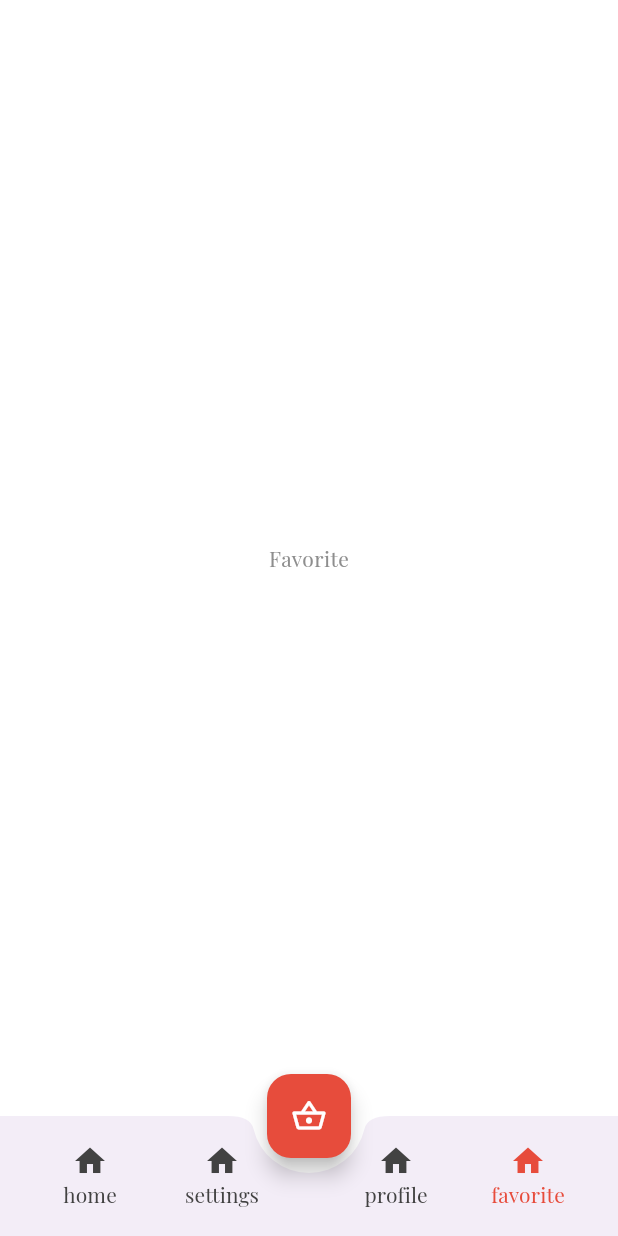
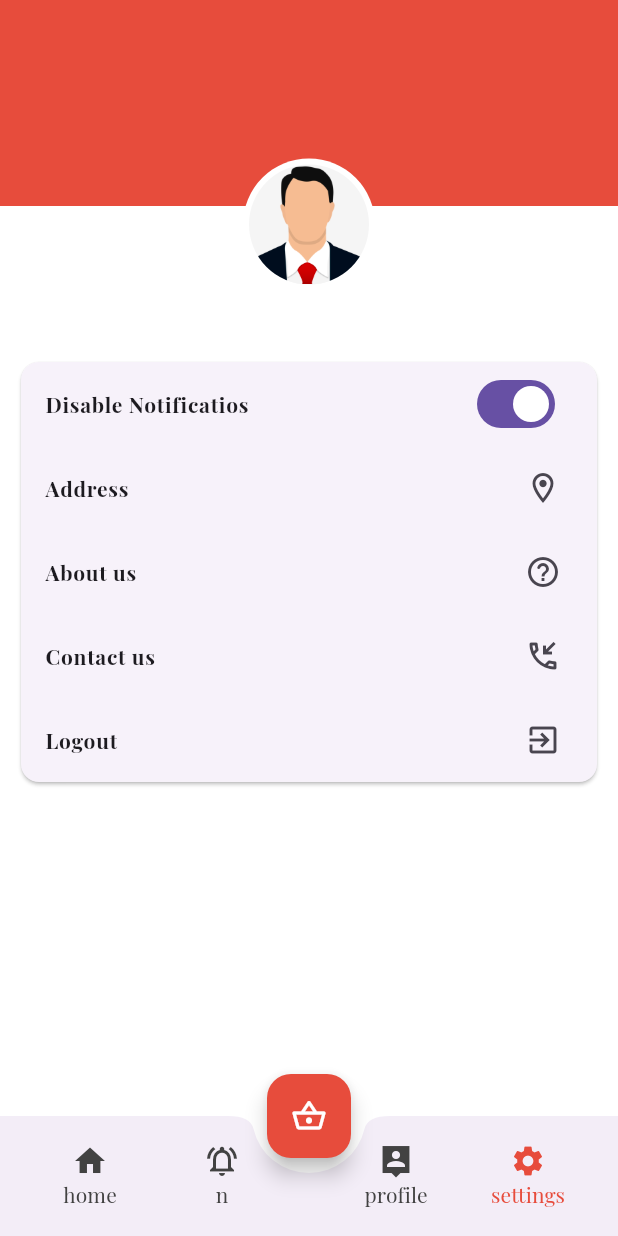
Before and after one commit to BedaouiKhalil/Ecommerce_flutter, a Flutter app: the HomeScreen screen opened by its route, item 4 of the bottom bar chosen, on a phone screen of 412 x 824 dp. Run offline on Flutter 3.47's test engine with Material 3 defaults, Android fonts, the phone set to English and light mode, and no system bars; our stand-ins replace cached_network_image, dartz, firebase_core, firebase_messaging, flutter_otp_text_field, flutter_svg and 3 more; accounts and stored records are empty; project files that could hold a hidden picture were left out.

Commit message:
feat (setting)

```diff
--- a/lib/controller/home_screen_controller.dart
+++ b/lib/controller/home_screen_controller.dart
@@ -1,6 +1,7 @@
-
 import 'package:ecommerce/view/screen/home.dart';
+import 'package:ecommerce/view/screen/settings.dart';
 import 'package:flutter/cupertino.dart';
+import 'package:flutter/material.dart';
 import 'package:get/get.dart';
 
 abstract class HomeScreenController extends GetxController {
@@ -20,18 +21,15 @@ class HomeScreenControllerImp extends HomeScreenController {
       mainAxisAlignment: MainAxisAlignment.center,
       children: [Center(child: Text("Profile"))],
     ),
-    Column(
-      mainAxisAlignment: MainAxisAlignment.center,
-      children: [Center(child: Text("Favorite"))],
-    )
+    Settings()
   ];
 
-  List  titleBottomAppBar = [
-    "home" ,
-    "settings" ,
-    "profile" ,
-    "favorite"
-  ] ;
+  List bottomappbar = [
+    {"title": "home", "icon": Icons.home},
+    {"title": "n", "icon": Icons.notifications_active_outlined},
+    {"title": "profile", "icon": Icons.person_pin_sharp},
+    {"title": "settings", "icon": Icons.settings}
+  ];
 
   @override
   changePage(int i) {
--- /dev/null
+++ b/lib/controller/settings_controller.dart
@@ -0,0 +1,14 @@
+import 'package:ecommerce/core/constant/routes.dart';
+import 'package:ecommerce/core/services/services.dart';
+import 'package:get/get.dart';
+
+class SettingsController extends GetxController {
+  MyServices myServices = Get.find();
+
+  Future<void> logout() async {
+    final String? currentLang = myServices.sharedPreferences.getString("lang");
+    await myServices.sharedPreferences.clear();
+    await myServices.sharedPreferences.setString("lang", currentLang ?? "en");
+    Get.offAllNamed(AppRoute.login);
+  }
+}
--- /dev/null
+++ b/lib/view/screen/settings.dart
@@ -0,0 +1,74 @@
+import 'package:ecommerce/controller/settings_controller.dart';
+import 'package:ecommerce/core/constant/color.dart';
+import 'package:ecommerce/core/constant/image_asset.dart';
+import 'package:flutter/material.dart';
+import 'package:get/get.dart';
+
+class Settings extends StatelessWidget {
+  const Settings({Key? key}) : super(key: key);
+
+  @override
+  Widget build(BuildContext context) {
+    SettingsController controller = Get.put(SettingsController());
+    return Container(
+      child: ListView(
+        children: [
+          Stack(
+              clipBehavior: Clip.none,
+              alignment: Alignment.center,
+              children: [
+                Container(height: Get.width / 3, color: AppColor.primaryColor),
+                Positioned(
+                    top: Get.width / 3.9,
+                    child: Container(
+                      padding: EdgeInsets.all(4),
+                      decoration: BoxDecoration(
+                          color: Colors.white,
+                          borderRadius: BorderRadius.circular(100)),
+                      child: CircleAvatar(
+                        radius: 40,
+                        backgroundColor: Colors.grey[100],
+                        backgroundImage: AssetImage(AppImageAsset.avatar),
+                      ),
+                    )),
+              ]),
+          SizedBox(height: 100),
+          Container(
+            padding: EdgeInsets.symmetric(horizontal: 10),
+            child: Card(
+              child: Column(mainAxisSize: MainAxisSize.min, children: [
+                ListTile(
+                  // onTap: () {},
+                  trailing:  Switch(onChanged: (val){} ,value: true ),
+                  title: Text("Disable Notificatios"),
+                ),
+                ListTile(
+                  onTap: () {},
+                  trailing: Icon(Icons.location_on_outlined),
+                  title: Text("Address"),
+                ),
+                ListTile(
+                  onTap: () {},
+                  trailing: Icon(Icons.help_outline_rounded),
+                  title: Text("About us"),
+                ),
+                ListTile(
+                  onTap: () {},
+                  trailing: Icon(Icons.phone_callback_outlined),
+                  title: Text("Contact us"),
+                ),
+                ListTile(
+                  onTap: () {
+                    controller.logout();
+                  },
+                  title: Text("Logout"),
+                  trailing: Icon(Icons.exit_to_app),
+                ),
+              ]),
+            ),
+          )
+        ],
+      ),
+    );
+  }
+}
--- a/lib/view/widget/home/custom_bottom_app_bar_home.dart
+++ b/lib/view/widget/home/custom_bottom_app_bar_home.dart
@@ -8,7 +8,8 @@ class CustomBottomAppBarHome extends StatelessWidget {
   @override
   Widget build(BuildContext context) {
     return GetBuilder<HomeScreenControllerImp>(
-        builder: (controller) => BottomAppBar(
+      builder:
+          (controller) => BottomAppBar(
             shape: const CircularNotchedRectangle(),
             notchMargin: 10,
             child: Row(
@@ -18,14 +19,17 @@ class CustomBottomAppBarHome extends StatelessWidget {
                   return index == 2
                       ? const Spacer()
                       : CustomButtonAppBar(
-                          textbutton: controller.titleBottomAppBar[i],
-                          icondata: Icons.home,
-                          onPressed: () {
-                            controller.changePage(i);
-                          },
-                          active: controller.currentpage == i ? true : false);
-                }))
+                        textbutton: controller.bottomappbar[i]['title'],
+                        icondata: controller.bottomappbar[i]['icon'],
+                        onPressed: () {
+                          controller.changePage(i);
+                        },
+                        active: controller.currentpage == i ? true : false,
+                      );
+                })),
               ],
-            )));
+            ),
+          ),
+    );
   }
 }
```
Also changed, not shown: lib/view/screen/cart.dart (added, +44 -0 lines), lib/view/widget/cart/app_bar_cart.dart (added, +30 -0 lines), lib/view/widget/cart/button_cart.dart (added, +24 -0 lines), lib/view/widget/cart/custom_bottom_navgation_bar_cart.dart (added, +84 -0 lines), lib/view/widget/cart/custom_items_cart_list.dart (added, +52 -0 lines), lib/view/widget/cart/top_card_cart.dart (added, +23 -0 lines).
